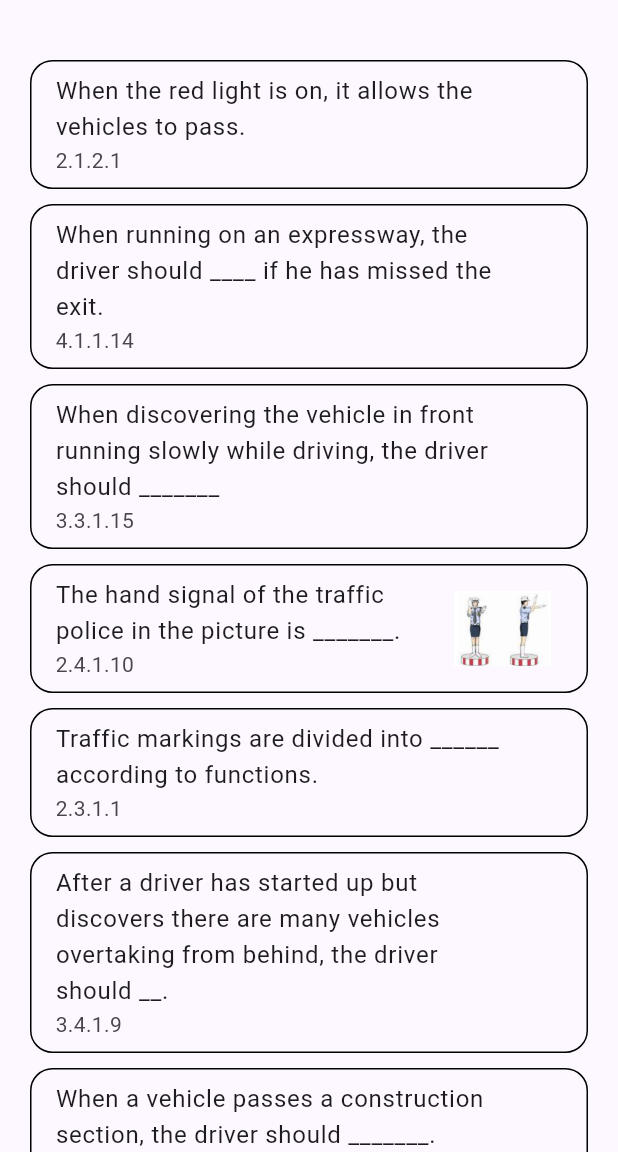
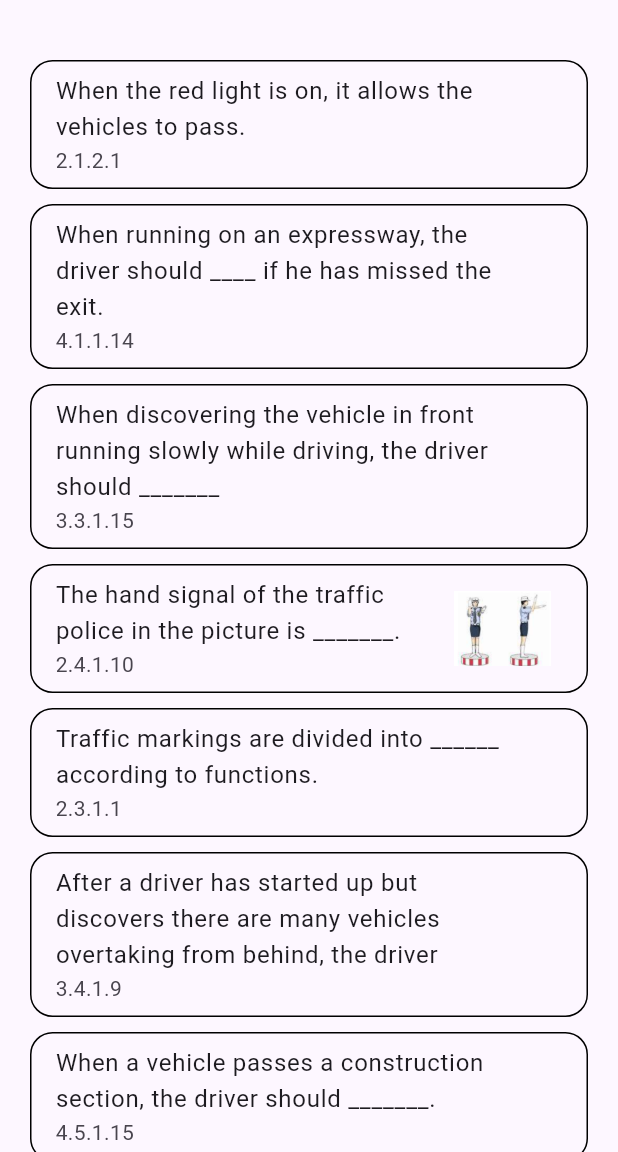
Before and after one commit to namdegnah5352/china_theory_test, a Flutter app: the QuestionSearch screen opened directly, after a tap on the "shuffle" icon, on a phone screen of 412 x 824 dp, the part 84-1236 px from its top. Run offline on Flutter 3.47's test engine with Material 2 defaults, Android fonts, the phone set to English and light mode, and no system bars; our stand-ins replace audioplayers, photo_view, shared_preferences; accounts and stored records are empty.

Commit message:
standard question answer increased to 3 lines

```diff
--- a/lib/screens/question_list_tile.dart
+++ b/lib/screens/question_list_tile.dart
@@ -1,6 +1,6 @@
 import 'package:flutter/material.dart';
 import '../domain/entities/question.dart';
-import 'question_screen.dart';
+import '../config/constants.dart';
 import '../calls/app_calls.dart';
 
 class QuestionListTile extends StatefulWidget {
@@ -21,7 +21,10 @@ class _QuestionListTileState extends State<QuestionListTile> {
         border: Border.all(width: 1),
       ),
       child: ListTile(
-        title: Text(widget.question.questionText),
+        title: Text(
+          widget.question.questionText,
+          maxLines: AppConstants.questionAnswerLineMax,
+        ),
         subtitle: Text(widget.question.id),
         trailing: widget.question.picture ?? const Text(''),
         onTap: () => loadQuestionPage(widget.question),
```
